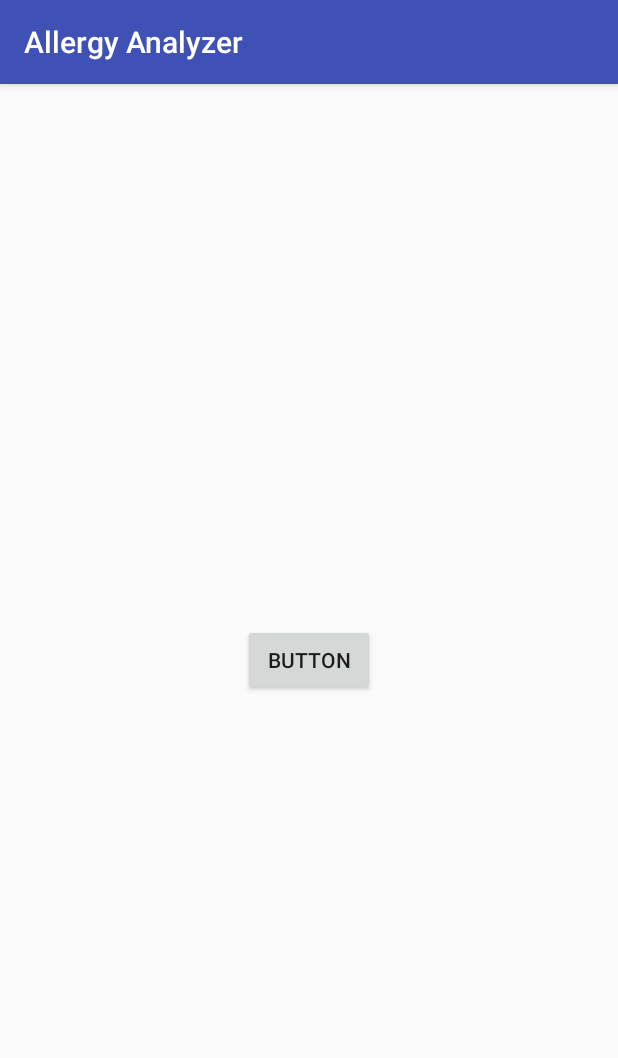
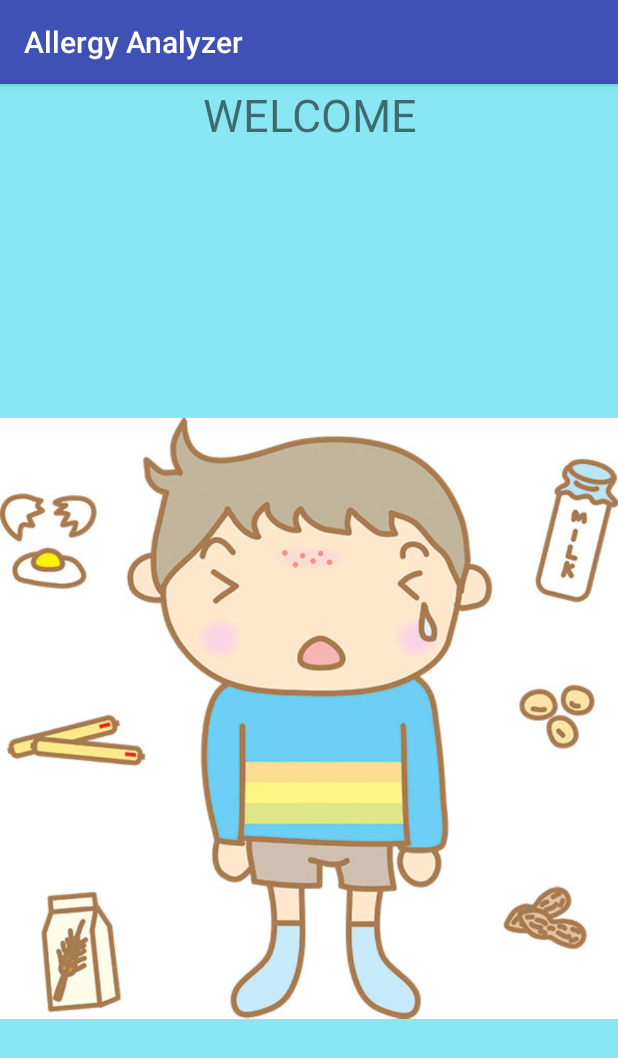
Before and after one commit to jonesgreg/AllergyAnalyzer, an Android app: the first screen one second after launch (MainActivity), on a phone screen of 412 x 824 dp. Shown: the top 1058 px of the screen. Run offline under Robolectric (Android 15) with nearby library versions, the light colour scheme and no system bars.

Commit message:
Adding splash screen as a MainActivity,  Adding its xml, chainging in colors.xml

```diff
--- a/app/src/main/java/com/example/jack/allergyanalyzer/MainActivity.java
+++ b/app/src/main/java/com/example/jack/allergyanalyzer/MainActivity.java
@@ -1,27 +1,43 @@
+/**
+ * This activity is to Create Welcome Screen (Splash Screen)
+ * author: Batool Aljedani
+ * Date: Nov 12,2017
+ */
+
+
 package com.example.jack.allergyanalyzer;
+
 
 import android.content.Intent;
 import android.support.v7.app.AppCompatActivity;
 import android.os.Bundle;
-import android.view.View;
-import android.widget.Button;
+import android.os.Handler;
 
-//This is the search page
 public class MainActivity extends AppCompatActivity {
+
+    private static int SPLASH_TIME_OUT=4000;
+
 
     @Override
     protected void onCreate(Bundle savedInstanceState) {
         super.onCreate(savedInstanceState);
         setContentView(R.layout.activity_main);
-        // Just a test button
-        Button test = (Button) findViewById(R.id.button);
-        test.setOnClickListener(new View.OnClickListener() {
+
+
+        //
+        new Handler().postDelayed(new Runnable()
+        {
             @Override
-            public void onClick(View v) {
-                Intent intent = new Intent(MainActivity.this,ProfileActivity.class);
-                startActivity(intent);
+            public void run(){
+                //the intent connected to this activity is the HomeActivity
+                Intent homeIntent = new Intent(MainActivity.this,ProfileActivity.class);
+                startActivity(homeIntent);
+                finish();
+
             }
-        });
 
+        },SPLASH_TIME_OUT);
     }
+
+
 }
--- a/app/src/main/res/layout/activity_main.xml
+++ b/app/src/main/res/layout/activity_main.xml
@@ -4,20 +4,33 @@
     xmlns:tools="http://schemas.android.com/tools"
     android:layout_width="match_parent"
     android:layout_height="match_parent"
-    tools:context="com.example.jack.allergyanalyzer.MainActivity">
+    android:background="@color/blue"
 
-    <Button
-        android:id="@+id/button"
-        android:layout_width="wrap_content"
-        android:layout_height="wrap_content"
-        android:text="Button"
-        app:layout_constraintTop_toTopOf="parent"
-        android:layout_marginTop="8dp"
-        app:layout_constraintBottom_toBottomOf="parent"
-        android:layout_marginBottom="8dp"
-        android:layout_marginRight="8dp"
-        app:layout_constraintRight_toRightOf="parent"
-        android:layout_marginLeft="8dp"
-        app:layout_constraintLeft_toLeftOf="parent" />
+   tools:context=".MainActivity">
 
+    <LinearLayout
+        android:layout_width="fill_parent"
+        android:layout_height="fill_parent"
+        android:orientation="vertical"
+        tools:layout_editor_absoluteY="8dp"
+        tools:layout_editor_absoluteX="8dp"
+        tools:ignore="UseCompoundDrawables">
+
+        <TextView
+            android:id="@+id/textView10"
+            android:layout_width="match_parent"
+            android:layout_height="78dp"
+            android:text="WELCOME"
+            android:textAlignment="center"
+            android:textSize="30sp"
+            tools:ignore="HardcodedText" />
+
+        <ImageView
+            android:id="@+id/imageView23"
+            android:layout_width="fill_parent"
+            android:layout_height="fill_parent"
+            android:contentDescription=""
+            app:srcCompat="@drawable/oh2"
+            tools:ignore="ContentDescription" />
+    </LinearLayout>
 </android.support.constraint.ConstraintLayout>
--- a/app/src/main/res/values/colors.xml
+++ b/app/src/main/res/values/colors.xml
@@ -1,6 +1,14 @@
 <?xml version="1.0" encoding="utf-8"?>
 <resources>
     <color name="colorPrimary">#3F51B5</color>
-    <color name="colorPrimaryDark">#303F9F</color>
+    <color name="colorPrimaryDark">#5266e8</color>
     <color name="colorAccent">#FF4081</color>
+    <color name="Amber1">#FFD54F</color>
+    <color name="Amberdark">#ed7926</color>
+    <color name="AmberBackground">#CFD8DC</color>
+    <color name="AmberYello">#ffd640</color>
+    <color name="green">#9cbd29</color>
+    <color name="blue">#88e7f3</color>
+
+    #
 </resources>
```
Also changed, not shown: 1 other file.
